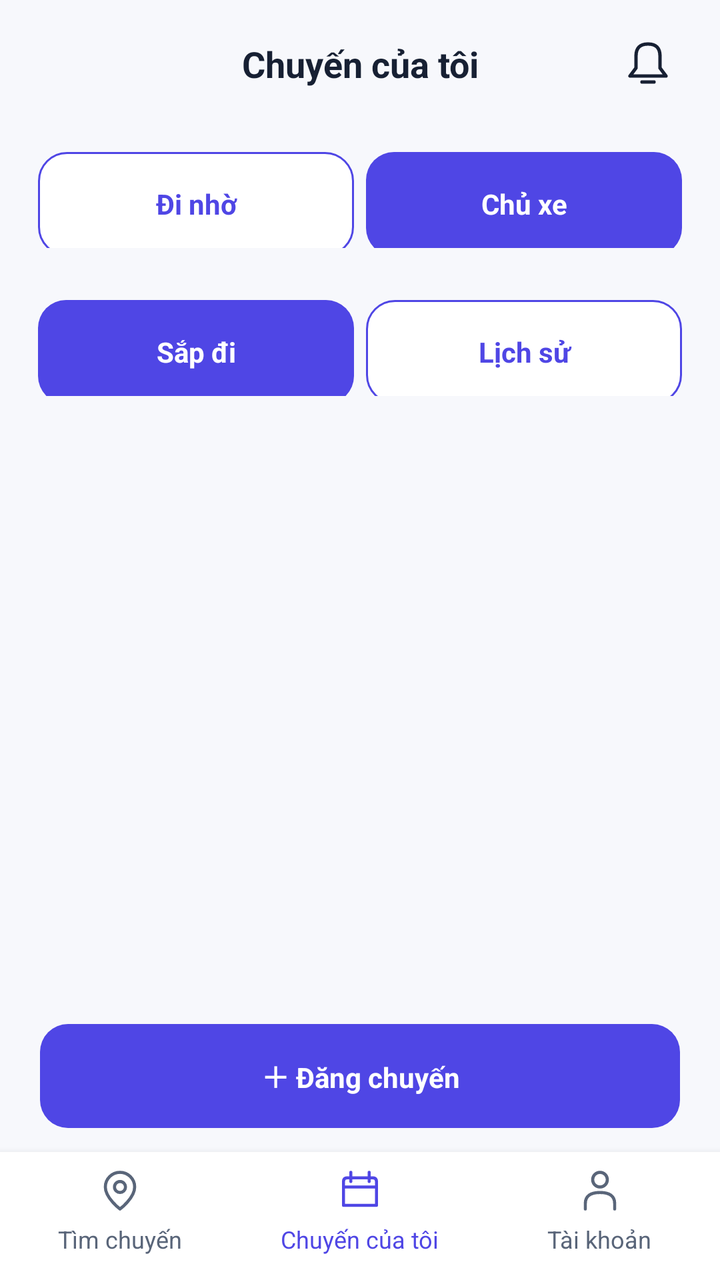
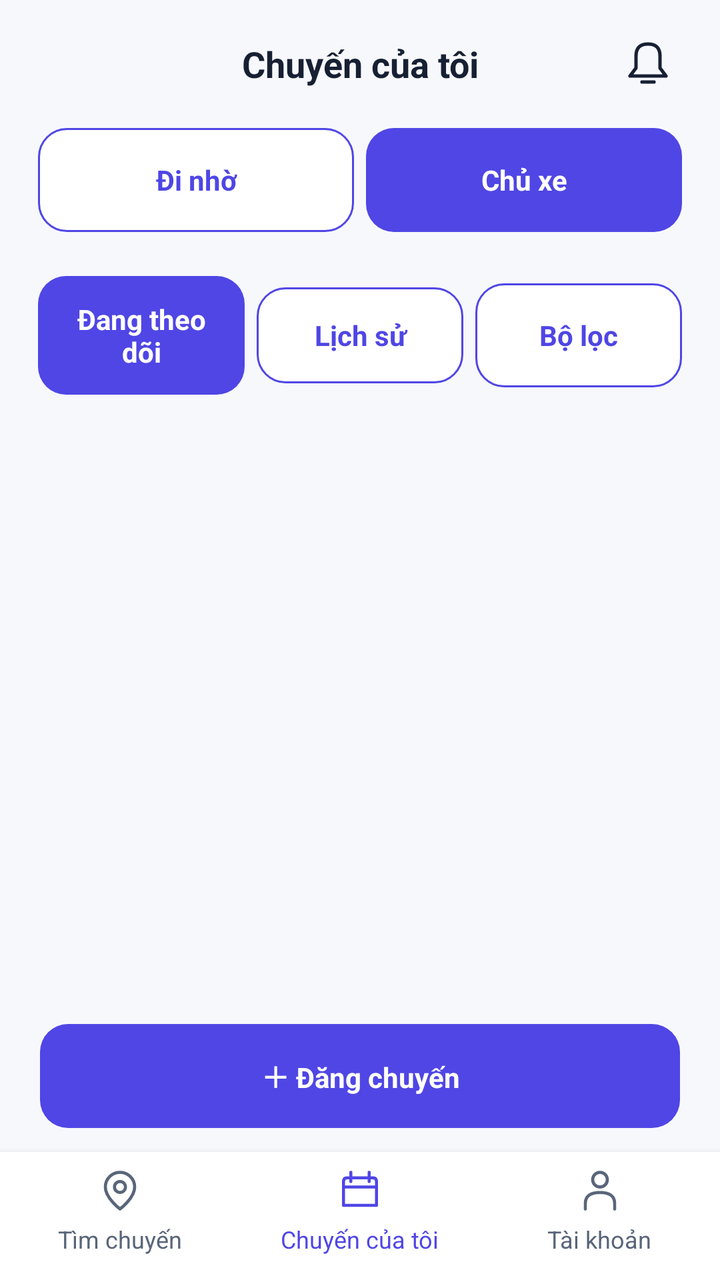

Two renders of the same Android screen: before a commit and after it. Below are the layout's source before the change and the commit's diff.
<!-- AndroidManifest.xml: application theme Theme.GrabShare -->
<!-- res/layout/screen_driver_trips.xml -->
<?xml version="1.0" encoding="utf-8"?>
<LinearLayout xmlns:android="http://schemas.android.com/apk/res/android"
    xmlns:app="http://schemas.android.com/apk/res-auto"
    android:layout_width="match_parent"
    android:layout_height="match_parent"
    android:orientation="vertical"
    android:background="@color/background">

    
    <FrameLayout
        android:id="@+id/header"
        android:layout_width="match_parent"
        android:layout_height="64dp"
        android:paddingHorizontal="12dp">

        <ImageButton
            android:id="@+id/header_back"
            style="@style/IconButton"
            android:layout_gravity="center_vertical|start"
            android:src="@drawable/ic_back"
            android:contentDescription="Quay lại"
            android:visibility="invisible"
            android:clickable="false"
            android:focusable="false" />

        <TextView
            android:id="@+id/header_title"
            style="@style/Subtitle"
            android:layout_width="match_parent"
            android:layout_height="match_parent"
            android:layout_marginHorizontal="52dp"
            android:gravity="center"
            android:text="Chuyến của tôi" />

        <ImageButton
            android:id="@+id/header_action"
            style="@style/IconButton"
            android:layout_gravity="center_vertical|end"
            android:src="@drawable/ic_bell"
            android:contentDescription="Thông báo"
            android:clickable="false"
            android:focusable="false" />
    </FrameLayout>

    
    <LinearLayout
        style="@style/Row"
        android:layout_width="match_parent"
        android:layout_height="wrap_content"
        android:paddingHorizontal="16dp">

        <androidx.appcompat.widget.AppCompatButton
            android:id="@+id/role_passenger"
            style="@style/ButtonSecondary"
            android:layout_width="0dp"
            android:layout_weight="1"
            android:layout_height="wrap_content"
            android:minHeight="52dp"
            android:layout_marginHorizontal="3dp"
            android:text="Đi nhờ"
            android:clickable="false"
            android:focusable="false" />

        <androidx.appcompat.widget.AppCompatButton
            android:id="@+id/role_driver"
            style="@style/ButtonPrimary"
            android:layout_width="0dp"
            android:layout_weight="1"
            android:layout_height="wrap_content"
            android:minHeight="52dp"
            android:layout_marginHorizontal="3dp"
            android:text="Chủ xe"
            android:clickable="false"
            android:focusable="false" />
    </LinearLayout>

    
    <LinearLayout
        style="@style/Row"
        android:layout_width="match_parent"
        android:layout_height="wrap_content"
        android:paddingHorizontal="16dp"
        android:paddingTop="4dp">

        <androidx.appcompat.widget.AppCompatButton
            android:id="@+id/tab_upcoming"
            style="@style/ButtonPrimary"
            android:layout_width="0dp"
            android:layout_weight="1"
            android:layout_height="wrap_content"
            android:minHeight="52dp"
            android:layout_marginHorizontal="3dp"
            android:text="Sắp đi" />

        <androidx.appcompat.widget.AppCompatButton
            android:id="@+id/tab_history"
            style="@style/ButtonSecondary"
            android:layout_width="0dp"
            android:layout_weight="1"
            android:layout_height="wrap_content"
            android:minHeight="52dp"
            android:layout_marginHorizontal="3dp"
            android:text="Lịch sử" />
    </LinearLayout>

    
    <FrameLayout
        android:layout_width="match_parent"
        android:layout_height="0dp"
        android:layout_weight="1">

        <ListView
            android:id="@+id/trip_list"
            android:layout_width="match_parent"
            android:layout_height="match_parent"
            android:divider="@android:color/transparent"
            android:dividerHeight="4dp"
            android:paddingHorizontal="8dp"
            android:paddingTop="8dp"
            android:paddingBottom="8dp"
            android:clipToPadding="false"
            android:visibility="gone" />

        <ProgressBar
            android:id="@+id/trip_loading"
            android:layout_width="wrap_content"
            android:layout_height="wrap_content"
            android:layout_gravity="center"
            android:visibility="gone" />

        <TextView
            android:id="@+id/trip_message"
            style="@style/Body"
            android:layout_width="match_parent"
            android:layout_height="wrap_content"
            android:layout_gravity="center"
            android:gravity="center"
            android:padding="24dp"
            android:textAlignment="center"
            android:clickable="false"
            android:focusable="false"
            android:visibility="gone" />
    </FrameLayout>

    
    <LinearLayout
        android:id="@+id/action_area"
        android:layout_width="match_parent"
        android:layout_height="wrap_content"
        android:orientation="vertical"
        android:paddingHorizontal="20dp"
        android:paddingTop="4dp"
        android:paddingBottom="12dp"
        android:background="@color/background">

        <androidx.appcompat.widget.AppCompatButton
            android:id="@+id/primary_action"
            style="@style/ButtonPrimary"
            android:text="＋ Đăng chuyến" />
    </LinearLayout>

    
    <LinearLayout
        android:id="@+id/bottom_nav"
        android:layout_width="match_parent"
        android:layout_height="wrap_content"
        android:orientation="horizontal"
        android:background="@color/white"
        android:elevation="6dp">

        <LinearLayout
            android:id="@+id/nav_home"
            android:layout_width="0dp"
            android:layout_height="64dp"
            android:layout_weight="1"
            android:orientation="vertical"
            android:gravity="center"
            android:clickable="false"
            android:focusable="false">

            <ImageView
                android:layout_width="22dp"
                android:layout_height="22dp"
                android:src="@drawable/ic_pin"
                android:importantForAccessibility="no"
                app:tint="@color/muted" />

            <TextView
                style="@style/Caption"
                android:text="Tìm chuyến"
                android:layout_marginTop="5dp"
                android:textColor="@color/muted" />
        </LinearLayout>

        <LinearLayout
            android:id="@+id/nav_trips"
            android:layout_width="0dp"
            android:layout_height="64dp"
            android:layout_weight="1"
            android:orientation="vertical"
            android:gravity="center"
            android:clickable="false"
            android:focusable="false">

            <ImageView
                android:layout_width="22dp"
                android:layout_height="22dp"
                android:src="@drawable/ic_calendar"
                android:importantForAccessibility="no"
                app:tint="@color/primary" />

            <TextView
                style="@style/Caption"
                android:text="Chuyến của tôi"
                android:layout_marginTop="5dp"
                android:textColor="@color/primary" />
        </LinearLayout>

        <LinearLayout
            android:id="@+id/nav_account"
            android:layout_width="0dp"
            android:layout_height="64dp"
            android:layout_weight="1"
            android:orientation="vertical"
            android:gravity="center"
            android:clickable="false"
            android:focusable="false">

            <ImageView
                android:layout_width="22dp"
                android:layout_height="22dp"
                android:src="@drawable/ic_user"
                android:importantForAccessibility="no"
                app:tint="@color/muted" />

            <TextView
                style="@style/Caption"
                android:text="Tài khoản"
                android:layout_marginTop="5dp"
                android:textColor="@color/muted" />
        </LinearLayout>
    </LinearLayout>

</LinearLayout>
<!-- resources referenced by this layout -->
<resources>
  <color name="background">#F7F8FC</color>
  <color name="muted">#596579</color>
  <color name="primary">#4F46E5</color>
  <color name="white">#FFFFFFFF</color>
  <!-- drawable ic_back (drawable) -->
  <?xml version="1.0" encoding="utf-8"?>
  <vector xmlns:android="http://schemas.android.com/apk/res/android" android:width="24dp" android:height="24dp" android:viewportWidth="24" android:viewportHeight="24">
      <path android:strokeColor="@color/primary" android:strokeWidth="1.7" android:strokeLineCap="round" android:strokeLineJoin="round" android:fillColor="@android:color/transparent" android:pathData="M19,12H5 M12,19L5,12 12,5" />
  </vector>
  <!-- drawable ic_bell (drawable) -->
  <?xml version="1.0" encoding="utf-8"?>
  <vector xmlns:android="http://schemas.android.com/apk/res/android" android:width="24dp" android:height="24dp" android:viewportWidth="24" android:viewportHeight="24">
      <path android:strokeColor="@color/primary" android:strokeWidth="1.7" android:strokeLineCap="round" android:strokeLineJoin="round" android:fillColor="@android:color/transparent" android:pathData="M18,8Q18,2 12,2Q6,2 6,8V14L3,18H21L18,14Z M9,21H15" />
  </vector>
  <style name="Body">
          <item name="android:layout_width">wrap_content</item>
          <item name="android:layout_height">wrap_content</item>
          <item name="android:textColor">@color/ink</item>
          <item name="android:textSize">14sp</item>
          <item name="android:lineSpacingExtra">4dp</item>
      </style>
  <style name="ButtonSecondary" parent="ButtonPrimary">
          <item name="android:textColor">@color/button_secondary_text</item>
          <item name="android:background">@drawable/bg_button_outline</item>
      </style>
  <style name="Caption" parent="Body">
          <item name="android:textSize">12sp</item>
          <item name="android:textColor">@color/muted</item>
          <item name="android:layout_marginBottom">4dp</item>
      </style>
  <style name="IconButton">
          <item name="android:layout_width">48dp</item>
          <item name="android:layout_height">48dp</item>
          <item name="android:minWidth">48dp</item>
          <item name="android:minHeight">48dp</item>
          <item name="android:padding">12dp</item>
          <item name="android:background">@drawable/bg_icon_button</item>
          <item name="android:tint">@color/ink</item>
      </style>
  <style name="Row">
          <item name="android:layout_width">match_parent</item>
          <item name="android:layout_height">wrap_content</item>
          <item name="android:orientation">horizontal</item>
          <item name="android:gravity">center_vertical</item>
          <item name="android:layout_marginBottom">10dp</item>
      </style>
  <style name="Subtitle" parent="BodyBold">
          <item name="android:textSize">18sp</item>
          <item name="android:layout_marginBottom">0dp</item>
      </style>
  <style name="Theme.GrabShare" parent="Base.Theme.GrabShare" />
  <color name="ink">#172033</color>
  <!-- drawable bg_icon_button (drawable) -->
  <?xml version="1.0" encoding="utf-8"?>
  <ripple xmlns:android="http://schemas.android.com/apk/res/android" android:color="@color/lavender">
      <item>
          <shape>
              <solid android:color="@android:color/transparent" />
              <corners android:radius="100dp" />
          </shape>
      </item>
  </ripple>
  <style name="BodyBold" parent="Body">
          <item name="android:textStyle">bold</item>
      </style>
  <color name="disabled_background">#E5E8F0</color>
  <color name="primary_dark">#3730A3</color>
  <color name="border">#E5E8F0</color>
  <color name="lavender">#EEF0FF</color>
  <color name="coral">#F47C67</color>
  <!-- unchanged entries left out for length: 7 -->
</resources>

<!-- the commit's change to res/layout/screen_driver_trips.xml (unified diff, before → after) -->
@@ -1,18 +1,16 @@
 <?xml version="1.0" encoding="utf-8"?>
-<LinearLayout xmlns:android="http://schemas.android.com/apk/res/android"
+<LinearLayout
+    xmlns:android="http://schemas.android.com/apk/res/android"
     xmlns:app="http://schemas.android.com/apk/res-auto"
     android:layout_width="match_parent"
     android:layout_height="match_parent"
     android:orientation="vertical"
     android:background="@color/background">
-
-    
     <FrameLayout
         android:id="@+id/header"
         android:layout_width="match_parent"
         android:layout_height="64dp"
         android:paddingHorizontal="12dp">
-
         <ImageButton
             android:id="@+id/header_back"
             style="@style/IconButton"
@@ -22,7 +20,6 @@
             android:visibility="invisible"
             android:clickable="false"
             android:focusable="false" />
-
         <TextView
             android:id="@+id/header_title"
             style="@style/Subtitle"
@@ -31,7 +28,6 @@
             android:layout_marginHorizontal="52dp"
             android:gravity="center"
             android:text="Chuyến của tôi" />
-
         <ImageButton
             android:id="@+id/header_action"
             style="@style/IconButton"
@@ -41,14 +37,12 @@
             android:clickable="false"
             android:focusable="false" />
     </FrameLayout>
-
-    
     <LinearLayout
         style="@style/Row"
         android:layout_width="match_parent"
         android:layout_height="wrap_content"
-        android:paddingHorizontal="16dp">
-
+        android:paddingHorizontal="16dp"
+        android:paddingBottom="8dp">
         <androidx.appcompat.widget.AppCompatButton
             android:id="@+id/role_passenger"
             style="@style/ButtonSecondary"
@@ -59,8 +53,8 @@
             android:layout_marginHorizontal="3dp"
             android:text="Đi nhờ"
             android:clickable="false"
-            android:focusable="false" />
-
+            android:focusable="false"
+            android:layout_marginTop="0dp" />
         <androidx.appcompat.widget.AppCompatButton
             android:id="@+id/role_driver"
             style="@style/ButtonPrimary"
@@ -71,44 +65,49 @@
             android:layout_marginHorizontal="3dp"
             android:text="Chủ xe"
             android:clickable="false"
-            android:focusable="false" />
-    </LinearLayout>
-
-    
+            android:focusable="false"
+            android:layout_marginTop="0dp" />
+    </LinearLayout>
     <LinearLayout
         style="@style/Row"
         android:layout_width="match_parent"
         android:layout_height="wrap_content"
         android:paddingHorizontal="16dp"
         android:paddingTop="4dp">
-
         <androidx.appcompat.widget.AppCompatButton
             android:id="@+id/tab_upcoming"
             style="@style/ButtonPrimary"
             android:layout_width="0dp"
             android:layout_weight="1"
             android:layout_height="wrap_content"
-            android:minHeight="52dp"
-            android:layout_marginHorizontal="3dp"
-            android:text="Sắp đi" />
-
+            android:minHeight="48dp"
+            android:layout_marginHorizontal="3dp"
+            android:text="Đang theo dõi"
+            android:layout_marginTop="0dp" />
         <androidx.appcompat.widget.AppCompatButton
             android:id="@+id/tab_history"
             style="@style/ButtonSecondary"
             android:layout_width="0dp"
             android:layout_weight="1"
             android:layout_height="wrap_content"
-            android:minHeight="52dp"
-            android:layout_marginHorizontal="3dp"
-            android:text="Lịch sử" />
-    </LinearLayout>
-
-    
+            android:minHeight="48dp"
+            android:layout_marginHorizontal="3dp"
+            android:text="Lịch sử"
+            android:layout_marginTop="0dp" />
+    <androidx.appcompat.widget.AppCompatButton
+        style="@style/ButtonSecondary"
+        android:id="@+id/trip_list_filter"
+        android:text="Bộ lọc"
+        android:layout_width="0dp"
+        android:layout_weight="1"
+        android:layout_marginHorizontal="3dp"
+        android:layout_marginTop="0dp"
+        android:layout_marginBottom="0dp" />
+    </LinearLayout>
     <FrameLayout
         android:layout_width="match_parent"
         android:layout_height="0dp"
         android:layout_weight="1">
-
         <ListView
             android:id="@+id/trip_list"
             android:layout_width="match_parent"
@@ -120,14 +119,12 @@
             android:paddingBottom="8dp"
             android:clipToPadding="false"
             android:visibility="gone" />
-
         <ProgressBar
             android:id="@+id/trip_loading"
             android:layout_width="wrap_content"
             android:layout_height="wrap_content"
             android:layout_gravity="center"
             android:visibility="gone" />
-
         <TextView
             android:id="@+id/trip_message"
             style="@style/Body"
@@ -141,8 +138,6 @@
             android:focusable="false"
             android:visibility="gone" />
     </FrameLayout>
-
-    
     <LinearLayout
         android:id="@+id/action_area"
         android:layout_width="match_parent"
@@ -152,14 +147,11 @@
         android:paddingTop="4dp"
         android:paddingBottom="12dp"
         android:background="@color/background">
-
         <androidx.appcompat.widget.AppCompatButton
             android:id="@+id/primary_action"
             style="@style/ButtonPrimary"
             android:text="＋ Đăng chuyến" />
     </LinearLayout>
-
-    
     <LinearLayout
         android:id="@+id/bottom_nav"
         android:layout_width="match_parent"
@@ -167,7 +159,6 @@
         android:orientation="horizontal"
         android:background="@color/white"
         android:elevation="6dp">
-
         <LinearLayout
             android:id="@+id/nav_home"
             android:layout_width="0dp"
@@ -177,21 +168,18 @@
             android:gravity="center"
             android:clickable="false"
             android:focusable="false">
-
             <ImageView
                 android:layout_width="22dp"
                 android:layout_height="22dp"
                 android:src="@drawable/ic_pin"
                 android:importantForAccessibility="no"
                 app:tint="@color/muted" />
-
             <TextView
                 style="@style/Caption"
                 android:text="Tìm chuyến"
                 android:layout_marginTop="5dp"
                 android:textColor="@color/muted" />
         </LinearLayout>
-
         <LinearLayout
             android:id="@+id/nav_trips"
             android:layout_width="0dp"
@@ -201,21 +189,18 @@
             android:gravity="center"
             android:clickable="false"
             android:focusable="false">
-
             <ImageView
                 android:layout_width="22dp"
                 android:layout_height="22dp"
                 android:src="@drawable/ic_calendar"
                 android:importantForAccessibility="no"
                 app:tint="@color/primary" />
-
             <TextView
                 style="@style/Caption"
                 android:text="Chuyến của tôi"
                 android:layout_marginTop="5dp"
                 android:textColor="@color/primary" />
         </LinearLayout>
-
         <LinearLayout
             android:id="@+id/nav_account"
             android:layout_width="0dp"
@@ -225,14 +210,12 @@
             android:gravity="center"
             android:clickable="false"
             android:focusable="false">
-
             <ImageView
                 android:layout_width="22dp"
                 android:layout_height="22dp"
                 android:src="@drawable/ic_user"
                 android:importantForAccessibility="no"
                 app:tint="@color/muted" />
-
             <TextView
                 style="@style/Caption"
                 android:text="Tài khoản"
@@ -240,5 +223,4 @@
                 android:textColor="@color/muted" />
         </LinearLayout>
     </LinearLayout>
-
 </LinearLayout>
